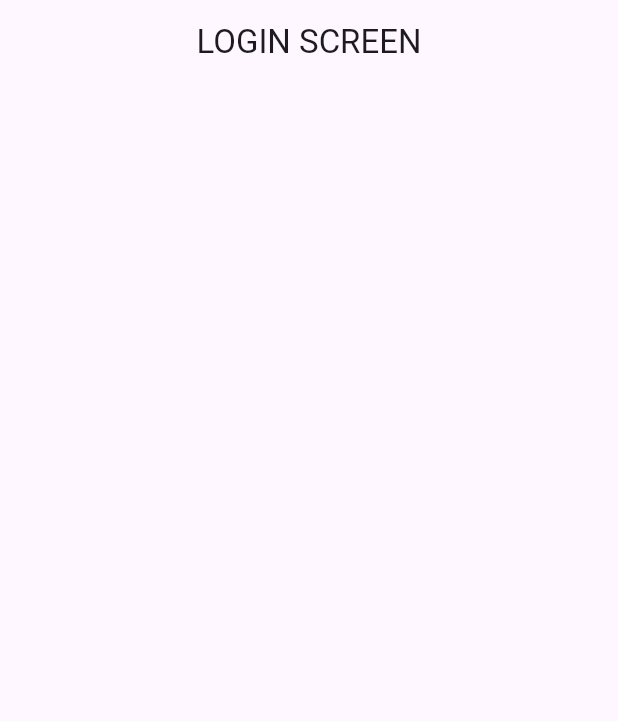
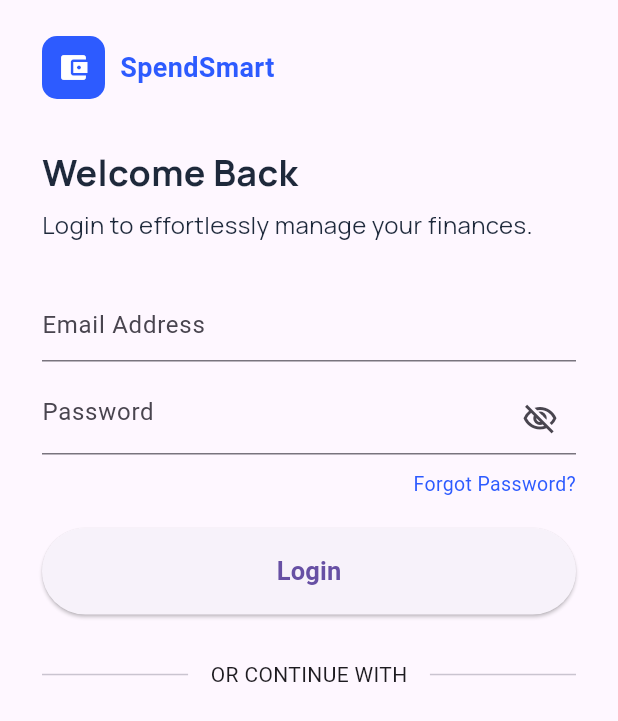
Before and after one commit to bhattaraiprazwall/spendsmart-client, a Flutter app: the screen it shows after launch, on a phone screen of 412 x 824 dp. Shown: the top 721 px of the screen. Run offline on Flutter 3.47's test engine with Material 3 defaults, Android fonts, the phone set to English and light mode, and no system bars.

Commit message:
Added fields to login screen

```diff
--- a/lib/features/auth/presentation/screens/login_screen.dart
+++ b/lib/features/auth/presentation/screens/login_screen.dart
@@ -1,12 +1,167 @@
 import 'package:flutter/material.dart';
+import 'package:flutter/services.dart';
+import 'package:spendsmart/core/theme/app_colors.dart';
+import 'package:spendsmart/core/theme/app_text_styles.dart';
 
-class LoginScreen extends StatelessWidget {
+class LoginScreen extends StatefulWidget {
   const LoginScreen({super.key});
 
   @override
+  State<LoginScreen> createState() => _LoginScreenState();
+}
+
+class _LoginScreenState extends State<LoginScreen> {
+  final TextEditingController _emailController = TextEditingController();
+  final TextEditingController _passwordController = TextEditingController();
+
+  //TOGGLE TO SHOW/HIDE PASSWORD
+  bool _obscurePassword = true;
+  @override
   Widget build(BuildContext context) {
     return Scaffold(
-      appBar: AppBar(title: Text('LOGIN SCREEN'), centerTitle: true),
+      body: SafeArea(
+        child: Center(
+          child: Container(
+            padding: const EdgeInsets.symmetric(horizontal: 28, vertical: 24),
+            child: Column(
+              crossAxisAlignment: CrossAxisAlignment.start,
+              children: [
+                //Logo
+                _buildLogo(),
+                const SizedBox(height: 32),
+
+                //HEADLINE
+                const Text('Welcome Back', style: AppTextStyles.headline),
+                const SizedBox(height: 6),
+                const Text(
+                  'Login to effortlessly manage your finances.',
+                  style: AppTextStyles.body,
+                ),
+                const SizedBox(height: 32),
+
+                //--EMAIL FIELD--//
+                _buildTextField(
+                  controller: _emailController,
+                  hint: 'Email Address',
+                  keyboardType: TextInputType.emailAddress,
+                ),
+
+                const SizedBox(height: 14),
+                _buildPasswordField(hint: 'Password'),
+                const SizedBox(height: 10),
+
+                Align(
+                  alignment: Alignment.centerRight,
+                  child: Text(
+                    'Forgot Password?',
+                    style: TextStyle(color: AppColors.primary, fontSize: 13),
+                  ),
+                ),
+
+                const SizedBox(height: 20),
+                _buildPrimaryButton(label: 'Login', onPressed: () {}),
+                const SizedBox(height: 30),
+                //DIVIDER
+
+                Row(
+                  children: [
+                    const Expanded(child: Divider()),
+                    Padding(
+                      padding: const EdgeInsets.symmetric(horizontal: 15),
+                      child: const Text('OR CONTINUE WITH'),
+                    ),
+                    const Expanded(child:Divider())
+                  ],
+                )
+              ],
+            ),
+          ),
+        ),
+      ),
+    );
+  }
+
+  //HELPER WIDGET BUILDERS
+  //PRIVATE METHODS
+  Widget _buildLogo() {
+    return Row(
+      children: [
+        Container(
+          width: 42,
+          height: 42,
+          decoration: BoxDecoration(
+            color: AppColors.primary,
+            borderRadius: BorderRadius.circular(10),
+          ),
+          child: const Icon(
+            Icons.account_balance_wallet,
+            color: Colors.white,
+            size: 22,
+          ),
+        ),
+        const SizedBox(width: 10),
+        const Text(
+          'SpendSmart',
+          style: TextStyle(
+            fontSize: 18,
+            fontWeight: FontWeight.w700,
+            color: AppColors.primary,
+          ),
+        ),
+      ],
+    );
+  }
+
+  //GENERIC TEXT INPUT FIELDS
+  Widget _buildTextField({
+    required TextEditingController controller,
+    required String hint,
+    TextInputType keyboardType = TextInputType.text,
+  }) {
+    return TextField(
+      controller: controller,
+      keyboardType: keyboardType,
+      decoration: InputDecoration(hintText: hint),
+    );
+  }
+
+  //PASSWORD FIELD WITH SHOW/HIDE TOGGLE
+  Widget _buildPasswordField({required String hint}) {
+    return TextField(
+      controller: _passwordController,
+      obscureText: _obscurePassword,
+      decoration: InputDecoration(
+        hintText: hint,
+        suffixIcon: IconButton(
+          onPressed: () {
+            setState(() {
+              _obscurePassword = !_obscurePassword;
+            });
+          },
+          icon: Icon(
+            _obscurePassword
+                ? Icons.visibility_off_outlined
+                : Icons.visibility_outlined,
+          ),
+        ),
+      ),
+    );
+  }
+
+  Widget _buildPrimaryButton({
+    required String label,
+    required VoidCallback onPressed,
+  }) {
+    return SizedBox(
+      width: double.infinity,
+      height: MediaQuery.of(context).size.height * 0.07,
+      child: ElevatedButton(
+        onPressed: onPressed,
+        child: Text(
+          label,
+          style: TextStyle(fontSize: 17, fontWeight: FontWeight.bold),
+        ),
+      ),
     );
   }
 }
```
